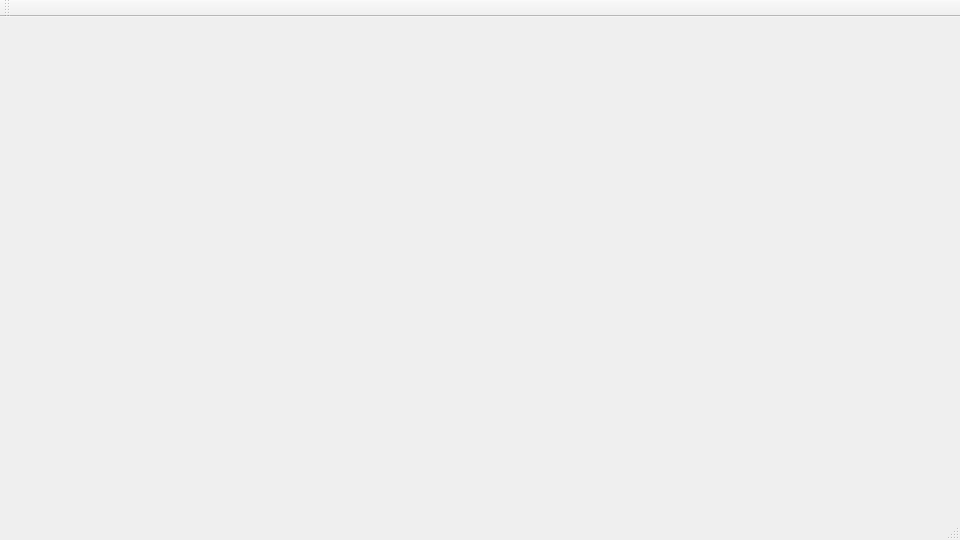
Old version of the form forms/mainwindow.ui in the repository TopModLab/Unfolding.
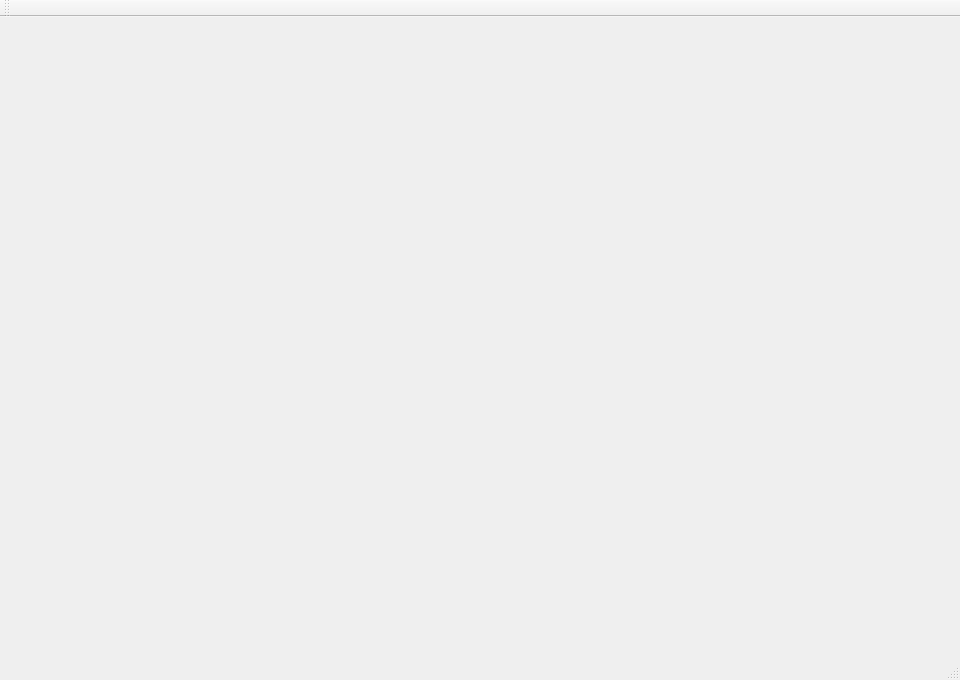
New version of the form.

Commit message: project unfold_mesh to a plane in exporting svg file

```diff
--- a/forms/mainwindow.ui
+++ b/forms/mainwindow.ui
@@ -7,7 +7,7 @@
     <x>0</x>
     <y>0</y>
     <width>960</width>
-    <height>540</height>
+    <height>680</height>
    </rect>
   </property>
   <property name="windowTitle">
```
The commit also changes 2 other files.
